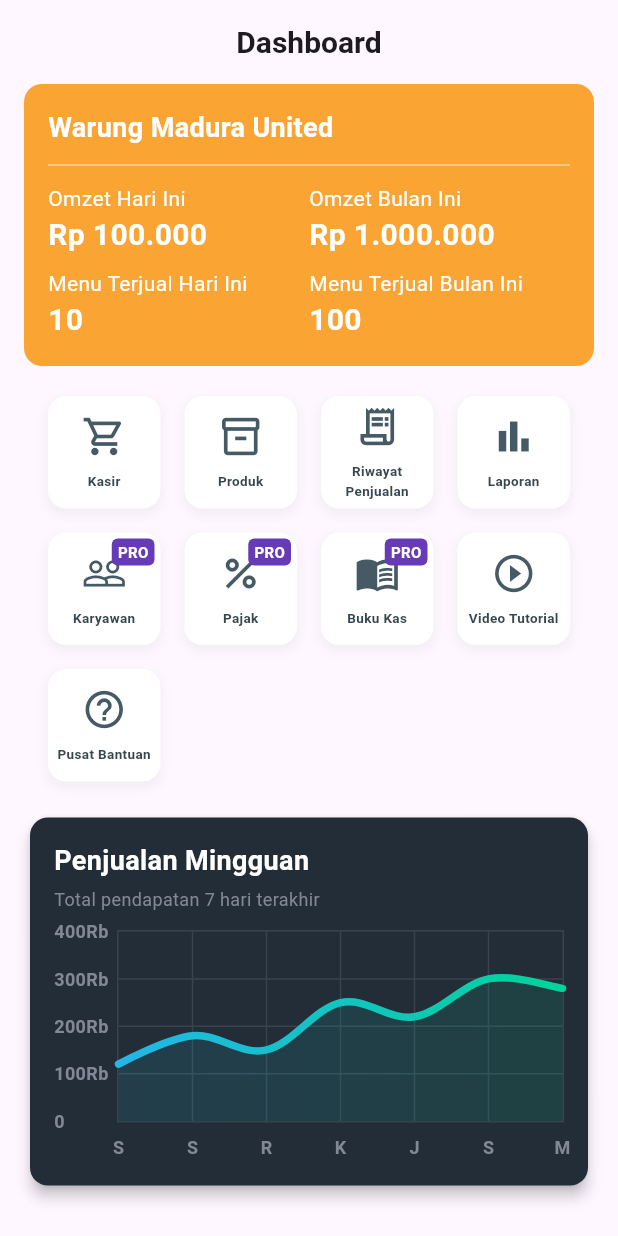
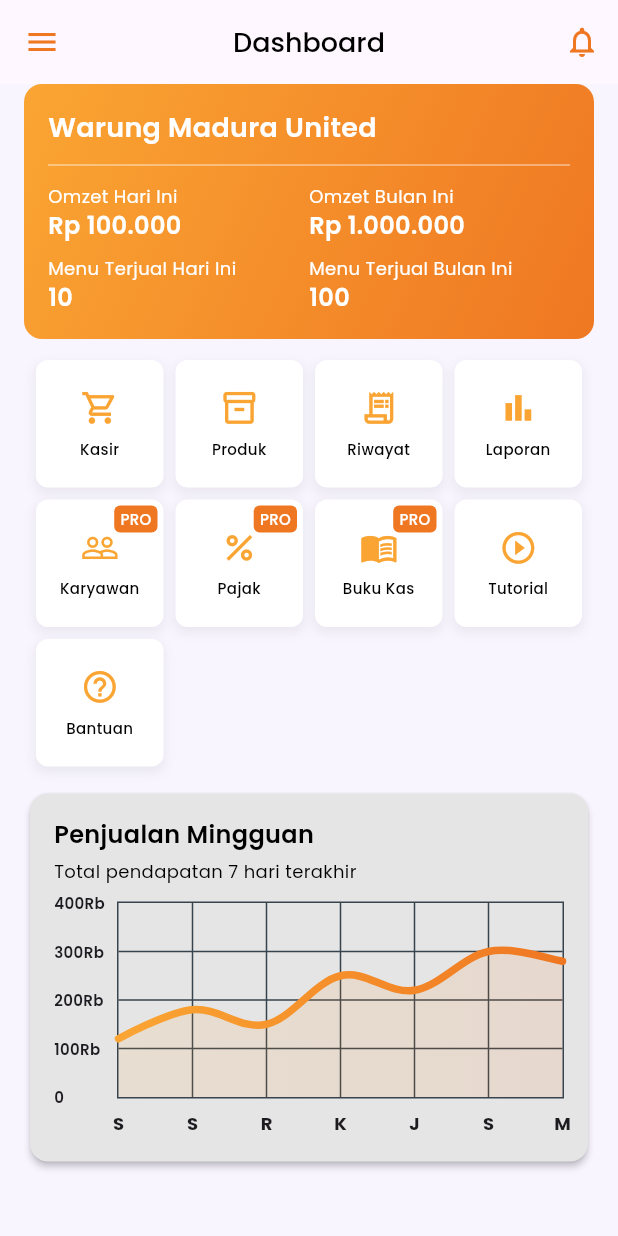
Before and after one commit to JinXVIII/FL-Kasirin-App, a Flutter app: the screen it shows after launch, on a phone screen of 412 x 824 dp. Run offline on Flutter 3.47's test engine with Material 3 defaults, Android fonts, the phone set to English and light mode, and no system bars; drawn by our look-alikes of fl_chart; our stand-ins replace go_router, image_picker, shared_preferences.

Commit message:
style(dashboard): update dashboard ui to use centralized theme styles

```diff
--- a/lib/presentations/screens/dashboard/dashboard_screen.dart
+++ b/lib/presentations/screens/dashboard/dashboard_screen.dart
@@ -1,6 +1,9 @@
-import 'package:fe_kasirin_app/cores/routes/app_router.dart';
 import 'package:flutter/material.dart';
 import 'package:go_router/go_router.dart';
+
+import '../../../cores/routes/app_router.dart';
+import '../../../cores/constants/colors.dart';
+import '../../../cores/themes/text_styles.dart';
 
 import 'widgets/financial_information_card.dart';
 import 'widgets/menu_item_card.dart';
@@ -28,7 +31,7 @@ class DashboardScreen extends StatelessWidget {
       },
       {
         "icon": Icons.receipt_long_outlined,
-        "label": "Riwayat Penjualan",
+        "label": "Riwayat",
         "onTap": () {
           context.pushNamed(RouteConstants.salesHistory);
         },
@@ -52,22 +55,30 @@ class DashboardScreen extends StatelessWidget {
         "isPro": true,
         "onTap": () {},
       },
-      {
-        "icon": Icons.play_circle_outline,
-        "label": "Video Tutorial",
-        "onTap": () {},
-      },
-      {"icon": Icons.help_outline, "label": "Pusat Bantuan", "onTap": () {}},
+      {"icon": Icons.play_circle_outline, "label": "Tutorial", "onTap": () {}},
+      {"icon": Icons.help_outline, "label": "Bantuan", "onTap": () {}},
     ];
 
     return Scaffold(
       appBar: AppBar(
-        title: const Text(
-          "Dashboard",
-          style: TextStyle(fontSize: 20, fontWeight: FontWeight.w600),
+        title: Text("Dashboard", style: AppTextStyles.titlePage),
+        centerTitle: true,
+        leading: IconButton(
+          icon: const Icon(Icons.menu, color: AppColors.orange),
+          onPressed: () {},
         ),
-        centerTitle: true,
+        actions: [
+          IconButton(
+            icon: const Icon(
+              Icons.notifications_none,
+              color: AppColors.orange,
+              // size: 24,
+            ),
+            onPressed: () {},
+          ),
+        ],
       ),
+      backgroundColor: AppColors.body,
       body: Padding(
         padding: const EdgeInsets.symmetric(horizontal: 16),
         child: SingleChildScrollView(
@@ -75,12 +86,12 @@ class DashboardScreen extends StatelessWidget {
             children: [
               // financial information card
               FinancialInformationCard(),
-              const SizedBox(height: 20),
+              const SizedBox(height: 14),
 
               // Menu app
               LayoutBuilder(
                 builder: (context, constraint) {
-                  var spacing = 16.0;
+                  var spacing = 8.0;
                   var rowCount = 4;
 
                   return Wrap(
@@ -104,7 +115,7 @@ class DashboardScreen extends StatelessWidget {
                   );
                 },
               ),
-              const SizedBox(height: 20),
+              const SizedBox(height: 14),
 
               // Chart sales
               SalesLineChart(),
--- a/lib/presentations/screens/dashboard/widgets/financial_information_card.dart
+++ b/lib/presentations/screens/dashboard/widgets/financial_information_card.dart
@@ -1,6 +1,7 @@
+import 'package:fe_kasirin_app/cores/constants/colors.dart';
 import 'package:flutter/material.dart';
 
-import '../../../../cores/constants/colors.dart';
+import '../../../../cores/themes/text_styles.dart';
 
 class FinancialInformationCard extends StatelessWidget {
   const FinancialInformationCard({super.key});
@@ -10,23 +11,22 @@ class FinancialInformationCard extends StatelessWidget {
     return Container(
       padding: const EdgeInsets.all(16),
       decoration: BoxDecoration(
-        color: AppColors.primary,
+        gradient: const LinearGradient(
+          colors: [AppColors.primary, AppColors.orange],
+          begin: Alignment.topLeft,
+          end: Alignment.bottomRight,
+        ),
         borderRadius: BorderRadius.all(Radius.circular(12)),
       ),
       child: Column(
         crossAxisAlignment: CrossAxisAlignment.start,
         children: [
-          Text(
-            "Warung Madura United",
-            style: TextStyle(
-              fontSize: 18,
-              fontWeight: FontWeight.w600,
-              color: Colors.white,
-            ),
-          ),
+          Text("Warung Madura United", style: AppTextStyles.whiteHeading3),
           const SizedBox(height: 4),
+
           Divider(thickness: 0.5, color: Colors.white),
           const SizedBox(height: 4),
+
           SizedBox(
             child: Row(
               children: [
@@ -36,35 +36,22 @@ class FinancialInformationCard extends StatelessWidget {
                     children: [
                       Text(
                         "Omzet Hari Ini",
-                        style: TextStyle(fontSize: 14, color: Colors.white),
+                        style: AppTextStyles.whiteBodySmall,
                       ),
-                      Text(
-                        "Rp 100.000",
-                        style: TextStyle(
-                          fontSize: 20,
-                          fontWeight: FontWeight.w600,
-                          color: Colors.white,
-                        ),
-                      ),
+                      Text("Rp 100.000", style: AppTextStyles.whiteHeading4),
                     ],
                   ),
                 ),
+
                 Expanded(
                   child: Column(
                     crossAxisAlignment: CrossAxisAlignment.start,
                     children: [
                       Text(
                         "Omzet Bulan Ini",
-                        style: TextStyle(fontSize: 14, color: Colors.white),
+                        style: AppTextStyles.whiteBodySmall,
                       ),
-                      Text(
-                        "Rp 1.000.000",
-                        style: TextStyle(
-                          fontSize: 20,
-                          fontWeight: FontWeight.w600,
-                          color: Colors.white,
-                        ),
-                      ),
+                      Text("Rp 1.000.000", style: AppTextStyles.whiteHeading4),
                     ],
                   ),
                 ),
@@ -81,35 +68,22 @@ class FinancialInformationCard extends StatelessWidget {
                     children: [
                       Text(
                         "Menu Terjual Hari Ini",
-                        style: TextStyle(fontSize: 14, color: Colors.white),
+                        style: AppTextStyles.whiteBodySmall,
                       ),
-                      Text(
-                        "10",
-                        style: TextStyle(
-                          fontSize: 20,
-                          fontWeight: FontWeight.w600,
-                          color: Colors.white,
-                        ),
-                      ),
+                      Text("10", style: AppTextStyles.whiteHeading4),
                     ],
                   ),
                 ),
+
                 Expanded(
                   child: Column(
                     crossAxisAlignment: CrossAxisAlignment.start,
                     children: [
                       Text(
                         "Menu Terjual Bulan Ini",
-                        style: TextStyle(fontSize: 14, color: Colors.white),
+                        style: AppTextStyles.whiteBodySmall,
                       ),
-                      Text(
-                        "100",
-                        style: TextStyle(
-                          fontSize: 20,
-                          fontWeight: FontWeight.w600,
-                          color: Colors.white,
-                        ),
-                      ),
+                      Text("100", style: AppTextStyles.whiteHeading4),
                     ],
                   ),
                 ),
--- a/lib/presentations/screens/dashboard/widgets/menu_item_card.dart
+++ b/lib/presentations/screens/dashboard/widgets/menu_item_card.dart
@@ -1,4 +1,7 @@
 import 'package:flutter/material.dart';
+
+import '../../../../cores/constants/colors.dart';
+import '../../../../cores/themes/text_styles.dart';
 
 class MenuItemCard extends StatelessWidget {
   const MenuItemCard({
@@ -16,16 +19,16 @@ class MenuItemCard extends StatelessWidget {
   Widget build(BuildContext context) {
     return InkWell(
       onTap: () => item["onTap"](),
-      borderRadius: BorderRadius.circular(12),
+      borderRadius: BorderRadius.circular(8),
       child: Container(
         width: size,
         height: size,
         decoration: BoxDecoration(
           color: Colors.white,
-          borderRadius: const BorderRadius.all(Radius.circular(12)),
+          borderRadius: const BorderRadius.all(Radius.circular(8)),
           boxShadow: [
             BoxShadow(
-              color: Colors.grey.withAlpha(30),
+              color: Colors.grey.withAlpha(40),
               spreadRadius: 1,
               blurRadius: 5,
               offset: const Offset(0, 3),
@@ -40,24 +43,21 @@ class MenuItemCard extends StatelessWidget {
                 children: [
                   Icon(
                     item["icon"] as IconData,
-                    size: size * 0.4, // Ukuran ikon 40% dari ukuran kotak
-                    color: Colors.blueGrey[700],
+                    size: size * 0.3,
+                    color: AppColors.primary,
                   ),
                   const SizedBox(height: 8),
+
                   Text(
                     item["label"] as String,
                     textAlign: TextAlign.center,
-                    style: TextStyle(
-                      fontSize:
-                          size * 0.12, // Ukuran teks 12% dari ukuran kotak
-                      color: Colors.blueGrey[800],
-                      fontWeight: FontWeight.w600,
-                    ),
+                    style: AppTextStyles.labelSmall,
                   ),
                 ],
               ),
             ),
-            // Tambahkan label "PRO" di pojok kanan atas jika isPro true
+
+            // Fitur PRO
             if (isProFeature)
               Positioned(
                 top: 4,
@@ -68,15 +68,13 @@ class MenuItemCard extends StatelessWidget {
                     vertical: 2,
                   ),
                   decoration: BoxDecoration(
-                    color: Colors.deepPurple,
+                    color: AppColors.orange,
                     borderRadius: BorderRadius.circular(4),
                   ),
-                  child: const Text(
+                  child: Text(
                     "PRO",
-                    style: TextStyle(
+                    style: AppTextStyles.labelSmall.copyWith(
                       color: Colors.white,
-                      fontSize: 10,
-                      fontWeight: FontWeight.bold,
                     ),
                   ),
                 ),
--- a/lib/presentations/screens/dashboard/widgets/sales_line_chart.dart
+++ b/lib/presentations/screens/dashboard/widgets/sales_line_chart.dart
@@ -1,6 +1,9 @@
 import 'package:fl_chart/fl_chart.dart';
 import 'package:flutter/material.dart';
 import 'package:intl/intl.dart';
+
+import '../../../../cores/constants/colors.dart';
+import '../../../../cores/themes/text_styles.dart';
 
 class SalesLineChart extends StatelessWidget {
   const SalesLineChart({super.key});
@@ -10,28 +13,23 @@ class SalesLineChart extends StatelessWidget {
     return AspectRatio(
       aspectRatio: 1.5,
       child: Card(
-        elevation: 4,
+        elevation: 2,
         shape: RoundedRectangleBorder(borderRadius: BorderRadius.circular(12)),
-        color: const Color(0xff232d37),
+        color: AppColors.card,
         child: Padding(
           padding: const EdgeInsets.fromLTRB(16, 16, 16, 12),
           child: Column(
             crossAxisAlignment: CrossAxisAlignment.stretch,
             children: [
-              const Text(
-                'Penjualan Mingguan',
-                style: TextStyle(
-                  color: Colors.white,
-                  fontSize: 18,
-                  fontWeight: FontWeight.bold,
-                ),
-              ),
+              const Text('Penjualan Mingguan', style: AppTextStyles.heading4),
               const SizedBox(height: 4),
+
               const Text(
                 'Total pendapatan 7 hari terakhir',
-                style: TextStyle(color: Color(0xff828996), fontSize: 12),
+                style: AppTextStyles.bodySmall,
               ),
               const SizedBox(height: 12),
+
               Expanded(child: LineChart(mainData())),
             ],
           ),
@@ -42,9 +40,9 @@ class SalesLineChart extends StatelessWidget {
 
   Widget bottomTitleWidgets(double value, TitleMeta meta) {
     const style = TextStyle(
-      color: Color(0xff828996),
       fontWeight: FontWeight.bold,
       fontSize: 12,
+      fontFamily: 'Poppins',
     );
     String text;
     final day = DateTime.now().subtract(Duration(days: 6 - value.toInt()));
@@ -59,9 +57,9 @@ class SalesLineChart extends StatelessWidget {
 
   Widget leftTitleWidgets(double value, TitleMeta meta) {
     const style = TextStyle(
-      color: Color(0xff828996),
-      fontWeight: FontWeight.bold,
-      fontSize: 12,
+      fontWeight: FontWeight.w600,
+      fontSize: 10,
+      fontFamily: 'Poppins',
     );
     String text;
     if (value == 0) {
@@ -139,8 +137,8 @@ class SalesLineChart extends StatelessWidget {
         LineChartBarData(
           spots: spots,
           isCurved: true,
-          gradient: const LinearGradient(
-            colors: [Color(0xff23b6e6), Color(0xff02d39a)],
+          gradient: LinearGradient(
+            colors: [AppColors.primary, AppColors.orange],
           ),
           barWidth: 5,
           isStrokeCapRound: true,
@@ -149,8 +147,8 @@ class SalesLineChart extends StatelessWidget {
             show: true,
             gradient: LinearGradient(
               colors: [
-                const Color(0xff23b6e6).withAlpha(30),
-                const Color(0xff02d39a).withAlpha(30),
+                AppColors.primary.withAlpha(30),
+                AppColors.orange.withAlpha(30),
               ],
             ),
           ),
```
